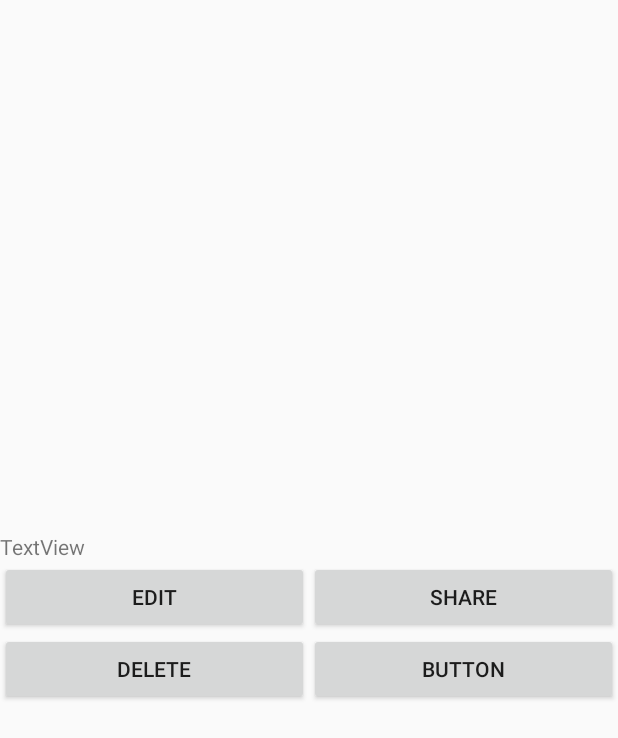
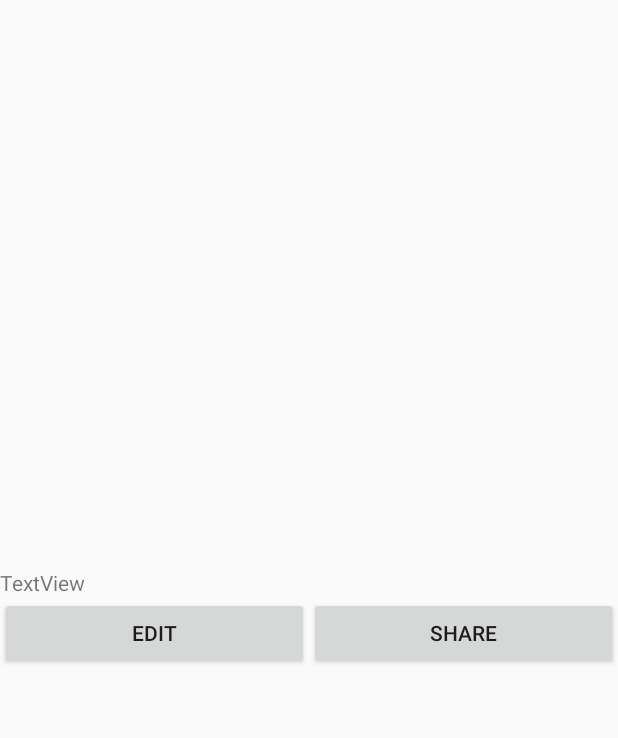
Before and after one commit to ETS-Android2/mobile_app_dofus, an Android app: the Display_Perso screen opened directly, with no data from a screen before it, on a phone screen of 412 x 824 dp. Shown: the top 738 px of the screen. Run offline under Robolectric (Android 15) with nearby library versions, the phone set to English and light mode, and no system bars; 1 statement that could not run was skipped.

Commit message:
Final commit

```diff
--- a/app/src/main/res/layout/activity_display__perso.xml
+++ b/app/src/main/res/layout/activity_display__perso.xml
@@ -53,23 +53,7 @@
                 android:layout_width="match_parent"
                 android:layout_height="match_parent"
                 android:layout_weight="1"
-                android:orientation="horizontal">
-
-                <Button
-                    android:id="@+id/button15"
-                    android:layout_width="wrap_content"
-                    android:layout_height="wrap_content"
-                    android:layout_weight="1"
-                    android:onClick="delPerso"
-                    android:text="@string/delete" />
-
-                <Button
-                    android:id="@+id/button14"
-                    android:layout_width="wrap_content"
-                    android:layout_height="wrap_content"
-                    android:layout_weight="1"
-                    android:text="Button" />
-            </LinearLayout>
+                android:orientation="horizontal"/>
 
             <ListView
                 android:id="@+id/listblu"
```
Also changed, not shown: app/src/main/java/com/example/project/appclasses/Personnage.java (+10 -11 lines).
